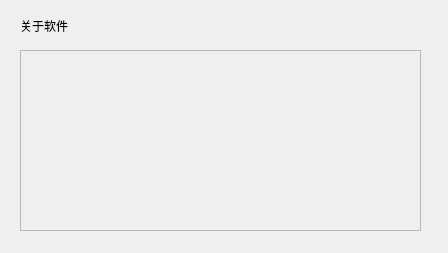
First picture: the form in ManageSystem/about.ui, repository skyformat99/ManagerSystem, before the edit.
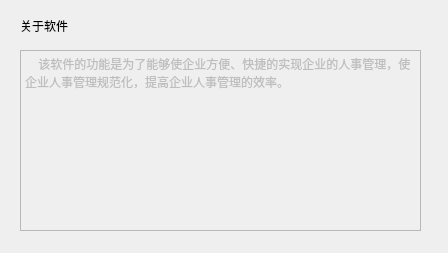
Second picture: the form after the edit.

Commit message: 第二版 把系统设置和登录界面取消按钮的功能实现了，并对界面之间的转换做了优化，完全实现了界面间的相互跳转。

Diff of the .ui file:
```diff
--- a/ManageSystem/about.ui
+++ b/ManageSystem/about.ui
@@ -28,6 +28,13 @@
      <height>181</height>
     </rect>
    </property>
+   <property name="html">
+    <string>&lt;!DOCTYPE HTML PUBLIC &quot;-//W3C//DTD HTML 4.0//EN&quot; &quot;http://www.w3.org/TR/REC-html40/strict.dtd&quot;&gt;
+&lt;html&gt;&lt;head&gt;&lt;meta name=&quot;qrichtext&quot; content=&quot;1&quot; /&gt;&lt;style type=&quot;text/css&quot;&gt;
+p, li { white-space: pre-wrap; }
+&lt;/style&gt;&lt;/head&gt;&lt;body style=&quot; font-family:'SimSun'; font-size:9pt; font-weight:400; font-style:normal;&quot;&gt;
+&lt;p style=&quot; margin-top:0px; margin-bottom:0px; margin-left:0px; margin-right:0px; -qt-block-indent:0; text-indent:0px;&quot;&gt;    该软件的功能是为了能够使企业方便、快捷的实现企业的人事管理，使企业人事管理规范化，提高企业人事管理的效率。&lt;/p&gt;&lt;/body&gt;&lt;/html&gt;</string>
+   </property>
   </widget>
   <widget class="QLabel" name="aboutLabel">
    <property name="geometry">
```
The commit also changes 24 other files.
